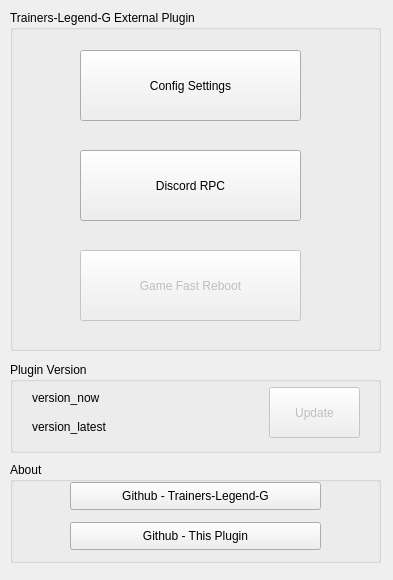
Above: gui/qtui/main_ui.ui from chinosk6/Trainers-Legend-G-External-Plugin before the change. Below: the same form after it.
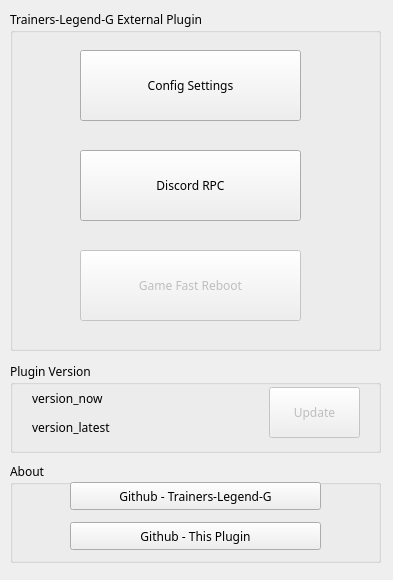
That is the form after the change.

```diff
--- a/gui/qtui/main_ui.ui
+++ b/gui/qtui/main_ui.ui
@@ -10,6 +10,11 @@
     <height>580</height>
    </rect>
   </property>
+  <property name="font">
+   <font>
+    <family>Microsoft YaHei</family>
+   </font>
+  </property>
   <property name="windowTitle">
    <string>Trainers-Legend-G External Plugin</string>
   </property>
```
